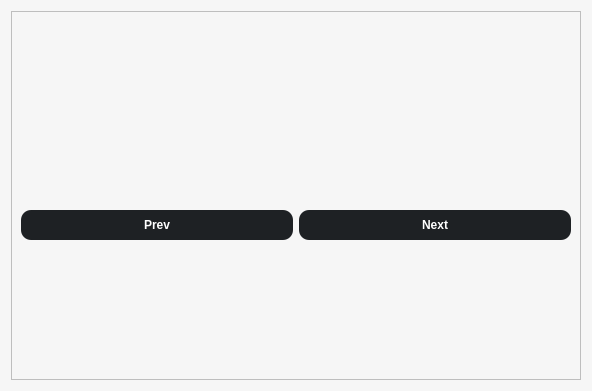
Before: the Qt Designer form cardwidget.ui in dparker2/StudyGroup, drawn with Qt 5.
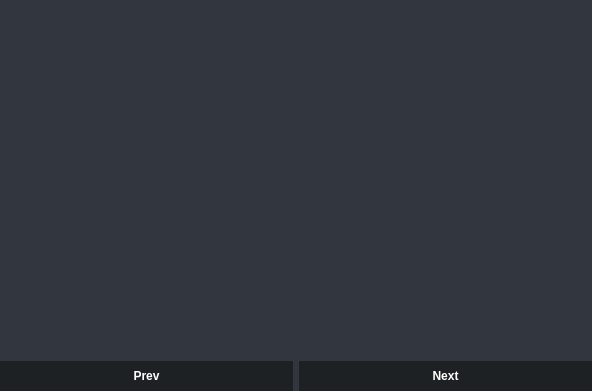
After: the same form once the commit is applied.

The edit to the form file:
```diff
--- a/cardwidget.ui
+++ b/cardwidget.ui
@@ -20,25 +20,25 @@
    <string>Form</string>
   </property>
   <property name="styleSheet">
-   <string notr="true">background-color: rgb(246,246,246);</string>
+   <string notr="true">background-color: rgb(50, 54, 63);</string>
   </property>
-  <layout class="QGridLayout" name="gridLayout">
-   <item row="1" column="0">
-    <widget class="QFrame" name="frame">
-     <property name="sizePolicy">
-      <sizepolicy hsizetype="Expanding" vsizetype="Expanding">
-       <horstretch>0</horstretch>
-       <verstretch>0</verstretch>
-      </sizepolicy>
-     </property>
-     <property name="frameShape">
-      <enum>QFrame::StyledPanel</enum>
-     </property>
-     <property name="frameShadow">
-      <enum>QFrame::Raised</enum>
-     </property>
-     <layout class="QGridLayout" name="gridLayout_2">
-      <item row="2" column="0">
+  <layout class="QVBoxLayout" name="verticalLayout">
+   <property name="leftMargin">
+    <number>0</number>
+   </property>
+   <property name="topMargin">
+    <number>0</number>
+   </property>
+   <property name="rightMargin">
+    <number>0</number>
+   </property>
+   <property name="bottomMargin">
+    <number>0</number>
+   </property>
+   <item>
+    <widget class="QStackedWidget" name="stackedWidget_card_edit"/>
+   </item>
+   <item>
        <layout class="QHBoxLayout" name="horizontalLayout">
         <item>
          <widget class="QPushButton" name="prev_btn">
@@ -49,7 +49,6 @@
 font:bold;
 padding: 8px 12px 8px 12px;
 border: 0px;
-border-radius:10px;
 }
 
 QPushButton:hover {
@@ -74,7 +73,6 @@
 font:bold;
 padding: 8px 12px 8px 12px;
 border: 0px;
-border-radius:10px;
 }
 
 QPushButton:hover {
@@ -91,28 +89,6 @@
          </widget>
         </item>
        </layout>
-      </item>
-      <item row="3" column="0">
-       <spacer name="verticalSpacer">
-        <property name="orientation">
-         <enum>Qt::Vertical</enum>
-        </property>
-        <property name="sizeType">
-         <enum>QSizePolicy::Preferred</enum>
-        </property>
-        <property name="sizeHint" stdset="0">
-         <size>
-          <width>20</width>
-          <height>130</height>
-         </size>
-        </property>
-       </spacer>
-      </item>
-      <item row="1" column="0">
-       <widget class="QStackedWidget" name="stackedWidget_card_edit"/>
-      </item>
-     </layout>
-    </widget>
    </item>
   </layout>
  </widget>
```
Lines whose indentation alone changed are shown as unchanged.
